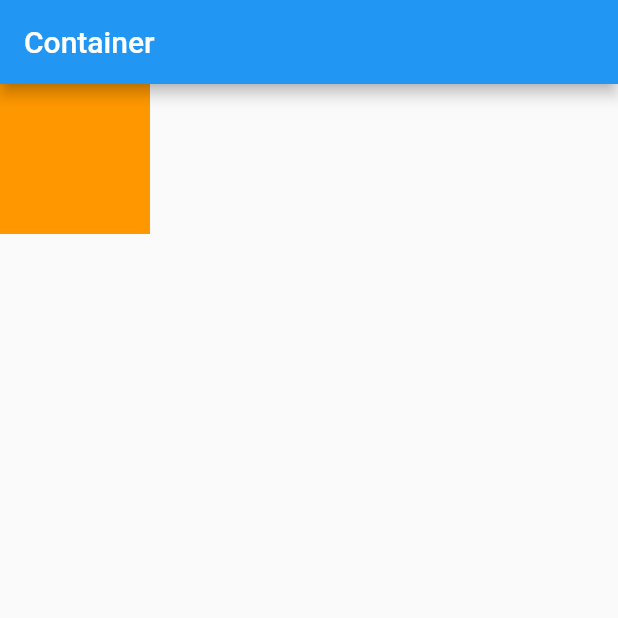
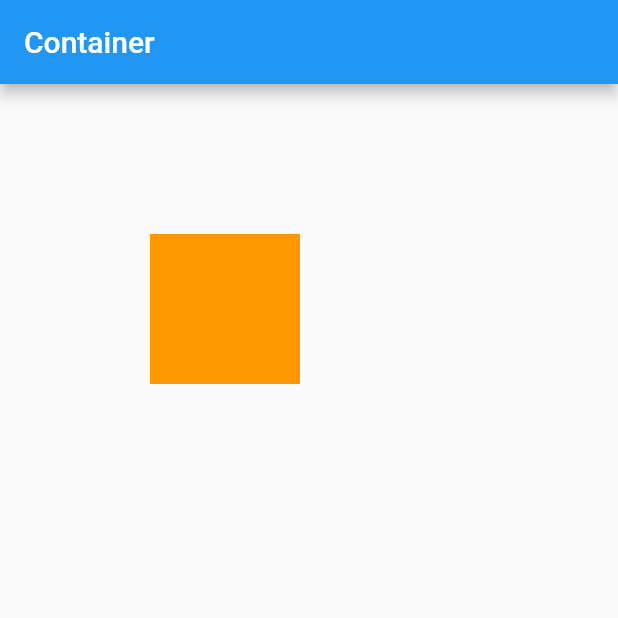
Before and after one commit to MonikaSliciute/hello-layouts, a Flutter app: the screen it shows after launch, on a phone screen of 412 x 824 dp, the top half of it. Run offline on Flutter 3.47's test engine with Material 2 defaults, Android fonts, the phone set to English and light mode, and no system bars.

Commit message:
Added a margin for the orange container

```diff
--- a/lib/main.dart
+++ b/lib/main.dart
@@ -16,6 +16,7 @@ class MyApp extends StatelessWidget {
         body: Column(
           children: [
             Container(
+              margin: EdgeInsets.all(100.0),
               color: Colors.orange,
               width: 100.0,
               height: 100.0,
```
